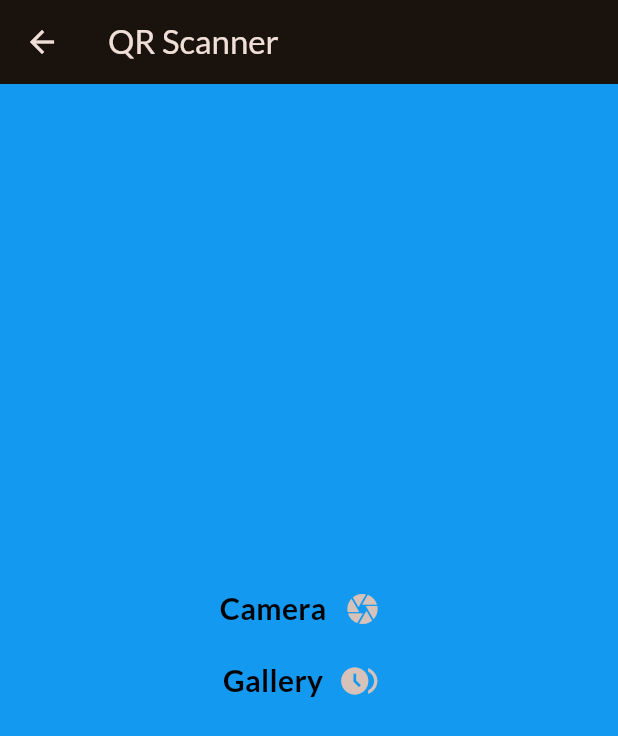
After one commit to Rahulbitcot/flutter_learning_app, a Flutter app: the screen it shows after launch, after a tap on "QR Scanner App", on a phone screen of 412 x 824 dp. The commit adds this screen. Shown: the top 736 px of the screen. Run offline on Flutter 3.47's test engine with Material 3 defaults, Android fonts, the phone set to English and light mode, and no system bars; our stand-ins replace cloud_firestore, firebase_core, google_fonts, image_picker, shared_preferences, transparent_image; missing offline and left inert: google_ml_kit, qr_mobile_vision; accounts and stored records are empty.

Commit message:
QR Scanner

```diff
--- /dev/null
+++ b/lib/QR Scanner/qr_main.dart
@@ -0,0 +1,144 @@
+import 'package:flutter/material.dart';
+import 'package:google_ml_kit/google_ml_kit.dart';
+import 'package:image_picker/image_picker.dart';
+import 'package:qr_mobile_vision/qr_camera.dart';
+
+class QRScannerMain extends StatefulWidget {
+  const QRScannerMain({super.key});
+
+  @override
+  State<QRScannerMain> createState() => _QRScannerMainState();
+}
+
+class _QRScannerMainState extends State<QRScannerMain> {
+  String? qrCodeResult;
+
+  @override
+  Widget build(BuildContext context) {
+    return Scaffold(
+      backgroundColor: const Color.fromARGB(255, 20, 153, 241),
+      appBar: AppBar(
+        title: Text("QR Scanner"),
+      ),
+      body: Center(
+        child: Column(
+          mainAxisAlignment: MainAxisAlignment.center,
+          children: [
+            Row(
+              mainAxisAlignment: MainAxisAlignment.center,
+              children: [
+                Text(
+                  "Camera",
+                  style: TextStyle(
+                      color: Colors.black,
+                      fontWeight: FontWeight.bold,
+                      fontSize: 20),
+                ),
+                IconButton(
+                  onPressed: _onCameraScan,
+                  icon: Icon(
+                    Icons.camera,
+                  ),
+                ),
+              ],
+            ),
+            Row(
+              mainAxisAlignment: MainAxisAlignment.center,
+              children: [
+                Text(
+                  "Gallery",
+                  style: TextStyle(
+                      color: Colors.black,
+                      fontWeight: FontWeight.bold,
+                      fontSize: 20),
+                ),
+                IconButton(
+                  onPressed: _onGalleryScan,
+                  icon: Icon(
+                    Icons.browse_gallery,
+                  ),
+                ),
+              ],
+            ),
+            SizedBox(
+              height: 20,
+            ),
+            if (qrCodeResult != null) ...[
+              Text(
+                qrCodeResult!,
+                style: TextStyle(color: Colors.white),
+              ),
+            ]
+          ],
+        ),
+      ),
+    );
+  }
+
+  void _onCameraScan() {
+    try {
+      Navigator.push(
+        context,
+        MaterialPageRoute(
+          builder: (context) => Scaffold(
+            appBar: AppBar(title: Text("Scan QR Code")),
+            body: QrCamera(
+              onError: (context, error) => Center(
+                child: Text(
+                  error.toString(),
+                  style: TextStyle(color: Colors.red),
+                ),
+              ),
+              qrCodeCallback: (code) {
+                Navigator.pop(context,
+                    code); // Pass the scanned code back to the previous screen
+              },
+            ),
+          ),
+        ),
+      ).then((code) {
+        if (code != null) {
+          if (mounted) {
+            setState(() {
+              qrCodeResult = code; // Update the result
+            });
+          }
+          print("QR CODE RESULT From Camera: $qrCodeResult");
+        }
+      });
+    } catch (e) {
+      print("Error reading QR code from Camera: $e");
+    }
+  }
+
+  void _onGalleryScan() async {
+    final picker = ImagePicker();
+    final pickedFile = await picker.pickImage(source: ImageSource.gallery);
+
+    if (pickedFile != null) {
+      final inputImage = InputImage.fromFilePath(pickedFile.path);
+      final barcodeScanner = GoogleMlKit.vision.barcodeScanner();
+
+      try {
+        final barcode = await barcodeScanner.processImage(inputImage);
+        if (barcode.isNotEmpty) {
+          setState(() {
+            qrCodeResult = barcode.first.displayValue ?? "No QR data found.";
+            print("QR CODE RESULT FROM GALLERY : $qrCodeResult");
+          });
+        } else {
+          setState(() {
+            qrCodeResult = "No QR code found.";
+          });
+        }
+      } catch (e) {
+        print("Error reading QR code from gallery image: $e");
+        setState(() {
+          qrCodeResult = "Could not decode QR code.";
+        });
+      } finally {
+        barcodeScanner.close();
+      }
+    }
+  }
+}
--- a/lib/main.dart
+++ b/lib/main.dart
@@ -3,6 +3,7 @@ import 'package:flutter_learning_app/APIIntegration/random_user_api.dart';
 import 'package:flutter_learning_app/Expenses/Widgets/expenses.dart';
 import 'package:flutter_learning_app/GroupChatApp/current_user.dart';
 import 'package:flutter_learning_app/MealApp/tab.dart';
+import 'package:flutter_learning_app/QR%20Scanner/qr_main.dart';
 import 'package:flutter_learning_app/QuizApp/quiz.dart';
 import 'package:google_fonts/google_fonts.dart';
 
@@ -57,7 +58,7 @@ class Main extends StatelessWidget {
                   child: const Text("Quiz App"),
                 ),
                 const SizedBox(
-                  height: 50,
+                  height: 30,
                 ),
                 ElevatedButton(
                   onPressed: () {
@@ -71,7 +72,7 @@ class Main extends StatelessWidget {
                   child: const Text("Expense Tracker App"),
                 ),
                 const SizedBox(
-                  height: 50,
+                  height: 30,
                 ),
                 ElevatedButton(
                   onPressed: () {
@@ -85,7 +86,7 @@ class Main extends StatelessWidget {
                   child: const Text("Random User Api"),
                 ),
                 const SizedBox(
-                  height: 50,
+                  height: 30,
                 ),
                 ElevatedButton(
                   onPressed: () {
@@ -99,7 +100,7 @@ class Main extends StatelessWidget {
                   child: const Text("Meal App"),
                 ),
                 const SizedBox(
-                  height: 50,
+                  height: 30,
                 ),
                 ElevatedButton(
                   onPressed: () {
@@ -112,6 +113,20 @@ class Main extends StatelessWidget {
                   },
                   child: const Text("Group Chat App"),
                 ),
+                const SizedBox(
+                  height: 30,
+                ),
+                ElevatedButton(
+                  onPressed: () {
+                    Navigator.push(
+                      context,
+                      MaterialPageRoute(
+                        builder: (context) => QRScannerMain(),
+                      ),
+                    );
+                  },
+                  child: const Text("QR Scanner App"),
+                ),
               ],
             ),
           ),
--- a/pubspec.yaml
+++ b/pubspec.yaml
@@ -43,6 +43,11 @@ dependencies:
   transparent_image: ^2.0.1
   cloud_firestore: ^5.4.5
   firebase_core: ^3.7.0
+  qr_mobile_vision: ^5.0.2
+  image_picker: ^1.1.2
+  google_ml_kit: ^0.19.0
+
+
 
 dev_dependencies:
   flutter_test:
```
Also changed, not shown: pubspec.lock, 6 other files.
